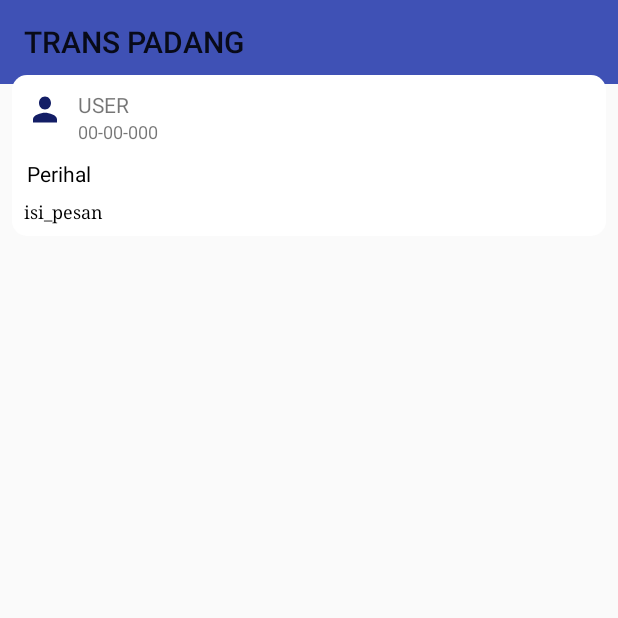
After one commit to dartikaanie/trackmonbusMobile, an Android app: the DetailPesanActivity screen opened directly, with no data from a screen before it, on a phone screen of 412 x 824 dp, the top half of it. The commit adds this screen. Run offline under Robolectric (Android 15) with nearby library versions, the phone set to English and light mode, and no system bars; Roboto replaces fonts that are not available here.

Commit message:
add detai pesan

```diff
--- a/app/src/main/AndroidManifest.xml
+++ b/app/src/main/AndroidManifest.xml
@@ -41,7 +41,8 @@
             android:label="@string/title_activity_pesan"
             android:theme="@style/AppTheme.NoActionBar" />
         <activity android:name=".BusActivity" />
-        <activity android:name=".HalteActivity"></activity>
+        <activity android:name=".HalteActivity" />
+        <activity android:name=".DetailPesanActivity"></activity>
     </application>
 
 </manifest>
--- /dev/null
+++ b/app/src/main/java/com/anie/dara/trackmonbus/DetailPesanActivity.java
@@ -0,0 +1,60 @@
+package com.anie.dara.trackmonbus;
+
+import android.content.Intent;
+import android.support.v7.app.AppCompatActivity;
+import android.os.Bundle;
+import android.support.v7.widget.Toolbar;
+import android.util.Log;
+import android.view.MenuItem;
+import android.widget.TextView;
+import android.widget.Toast;
+
+import com.anie.dara.trackmonbus.model.Pesan;
+import com.bumptech.glide.Glide;
+
+public class DetailPesanActivity extends AppCompatActivity {
+
+    TextView user,tgl, perihal,isi;
+    Pesan pesan;
+
+    @Override
+    protected void onCreate(Bundle savedInstanceState) {
+        super.onCreate(savedInstanceState);
+        setContentView(R.layout.activity_detail_pesan);
+
+        Toolbar toolbar = (Toolbar)findViewById(R.id.toolbar);
+        setSupportActionBar(toolbar);
+        getSupportActionBar().setTitle("TRANS PADANG");
+
+        user = findViewById(R.id.user);
+        tgl = findViewById(R.id.tgl);
+        perihal = findViewById(R.id.perihal);
+        isi = findViewById(R.id.isi_pesan);
+
+        Intent detailIntent = getIntent();
+        if(null != detailIntent) {
+            pesan = detailIntent.getParcelableExtra("key_foto_parcelable");
+        }
+
+        if(pesan != null) {
+                getSupportActionBar().setTitle(pesan.getPerihal());
+                user.setText(String.valueOf(pesan.getName()));
+                tgl.setText(pesan.getCreated_at());
+                perihal.setText(pesan.getPerihal());
+                isi.setText(pesan.getIsi_keluhan());
+            }else{
+                Toast.makeText(this, "no Data", Toast.LENGTH_SHORT).show();
+            }
+        }
+
+    @Override
+    public boolean onOptionsItemSelected(MenuItem item) {
+
+        switch (item.getItemId()) {
+            case android.R.id.home:
+                onBackPressed();
+                break;
+        }
+        return super.onOptionsItemSelected(item);
+    }
+}
--- a/app/src/main/java/com/anie/dara/trackmonbus/LoginActivity.java
+++ b/app/src/main/java/com/anie/dara/trackmonbus/LoginActivity.java
@@ -16,8 +16,7 @@ public class LoginActivity extends AppCompatActivity {
     @Override
     protected void onCreate(Bundle savedInstanceState) {
         super.onCreate(savedInstanceState);
-        setContentView(R.layout.activity_login);
-        getSupportActionBar().hide();
+        setContentView(R.layout.activity_login);;
 
         btn_daftar = findViewById(R.id.btn_daftar);
         btn_daftar.setOnClickListener( new View.OnClickListener(){
--- a/app/src/main/java/com/anie/dara/trackmonbus/adapter/pesanAdapter.java
+++ b/app/src/main/java/com/anie/dara/trackmonbus/adapter/pesanAdapter.java
@@ -49,6 +49,7 @@ public class pesanAdapter extends RecyclerView.Adapter<pesanAdapter.PesanHolder>
                 holder.isi_pesan.setText((String.valueOf(pesan.getIsi_keluhan())).substring(0,60) + "...");
             }
             holder.tgl.setText(String.valueOf(pesan.getCreated_at()));
+            holder.user.setText(String.valueOf(pesan.getName()));
         }
 
 
@@ -64,13 +65,14 @@ public class pesanAdapter extends RecyclerView.Adapter<pesanAdapter.PesanHolder>
 
     // Inner CLASS
     public class PesanHolder extends RecyclerView.ViewHolder{
-        TextView perihal, isi_pesan, tgl;
+        TextView perihal, isi_pesan, tgl, user;
 
         public PesanHolder(@NonNull View itemView){
             super(itemView);
             perihal = itemView.findViewById(R.id.perihal);
             isi_pesan = itemView.findViewById(R.id.isi_pesan);
             tgl = itemView.findViewById(R.id.tgl);
+            user = itemView.findViewById(R.id.user);
 
             itemView.setOnClickListener(new View.OnClickListener() {
                 @Override
--- a/app/src/main/java/com/anie/dara/trackmonbus/fragment/HomeFragment.java
+++ b/app/src/main/java/com/anie/dara/trackmonbus/fragment/HomeFragment.java
@@ -23,6 +23,7 @@ import android.widget.TextView;
 import android.widget.Toast;
 
 import com.anie.dara.trackmonbus.BusActivity;
+import com.anie.dara.trackmonbus.DetailPesanActivity;
 import com.anie.dara.trackmonbus.HalteActivity;
 import com.anie.dara.trackmonbus.MainActivity;
 import com.anie.dara.trackmonbus.PesanActivity;
@@ -114,7 +115,7 @@ public class HomeFragment extends Fragment implements pesanAdapter.OnItemClicked
 
         int orientasi = getResources().getConfiguration().orientation;
         if(orientasi == Configuration.ORIENTATION_PORTRAIT){
-            layoutManager = new LinearLayoutManager(getContext());
+            layoutManager = new LinearLayoutManager(getContext(), LinearLayoutManager.HORIZONTAL, false);
         }else{
             layoutManager = new GridLayoutManager(getContext(),2);
 
@@ -173,6 +174,9 @@ public class HomeFragment extends Fragment implements pesanAdapter.OnItemClicked
     @Override
     public void ItemClicked(Pesan pesan) {
         Toast.makeText(activity, "Item yang diklik adalah : " + pesan.getKeluhan_id(), Toast.LENGTH_SHORT).show();
+        Intent detailIntent = new Intent(activity, DetailPesanActivity.class);
+        detailIntent.putExtra("key_foto_parcelable", pesan);
+        startActivity(detailIntent);
     }
 
 
--- /dev/null
+++ b/app/src/main/res/layout/activity_detail_pesan.xml
@@ -0,0 +1,156 @@
+<?xml version="1.0" encoding="utf-8"?>
+<android.support.constraint.ConstraintLayout xmlns:android="http://schemas.android.com/apk/res/android"
+    xmlns:app="http://schemas.android.com/apk/res-auto"
+    xmlns:tools="http://schemas.android.com/tools"
+    android:layout_width="match_parent"
+    android:layout_height="match_parent"
+    tools:context=".DetailPesanActivity">
+
+
+    <include
+        layout="@layout/toolbar"
+        android:id="@+id/toolbar"
+        android:layout_width="match_parent"
+        android:layout_height="wrap_content"/>
+
+    <android.support.v7.widget.CardView
+        android:id="@+id/card_view"
+        android:layout_width="0dp"
+        android:layout_height="wrap_content"
+        android:layout_below="@+id/toolbar"
+        android:layout_marginEnd="8dp"
+        android:layout_marginStart="8dp"
+        android:layout_marginTop="50dp"
+        app:cardBackgroundColor="@color/cardview_light_background"
+        app:cardCornerRadius="10dp"
+        app:layout_constraintEnd_toEndOf="parent"
+        app:layout_constraintHorizontal_bias="0.0"
+        app:layout_constraintStart_toStartOf="parent"
+        app:layout_constraintTop_toTopOf="parent"
+        tools:ignore="MissingConstraints">
+
+        <LinearLayout
+            android:layout_width="match_parent"
+            android:layout_height="wrap_content"
+            android:layout_margin="0dp"
+            android:layout_marginBottom="0dp"
+            android:layout_marginLeft="0dp"
+            android:layout_marginRight="0dp"
+            android:layout_marginTop="0dp"
+            android:orientation="vertical">
+
+            <FrameLayout
+                android:layout_width="match_parent"
+                android:layout_height="wrap_content">
+
+                <LinearLayout
+                    android:layout_width="369dp"
+                    android:layout_height="match_parent"
+                    android:orientation="horizontal">
+
+                    <ImageView
+                        android:id="@+id/foto"
+                        android:layout_width="88dp"
+                        android:layout_height="match_parent"
+                        android:layout_weight="1"
+                        android:adjustViewBounds="true"
+                        android:padding="10dp"
+                        android:scaleType="fitXY"
+                        app:layout_constraintBottom_toTopOf="@+id/judul"
+                        app:layout_constraintRight_toRightOf="parent"
+                        app:layout_constraintStart_toStartOf="parent"
+                        app:layout_constraintTop_toTopOf="parent"
+                        app:srcCompat="@drawable/person_icon"
+                        tools:ignore="VectorDrawableCompat" />
+
+                    <LinearLayout
+                        android:layout_width="match_parent"
+                        android:layout_height="match_parent"
+                        android:layout_weight="1"
+                        android:orientation="vertical">
+
+                        <TextView
+                            android:id="@+id/user"
+                            android:layout_width="match_parent"
+                            android:layout_height="wrap_content"
+                            android:layout_marginTop="10dp"
+                            android:gravity="center_vertical"
+                            android:text="USER" />
+
+                        <TextView
+                            android:id="@+id/tgl"
+                            android:layout_width="match_parent"
+                            android:layout_height="wrap_content"
+                            android:layout_weight="1"
+                            android:text="00-00-000"
+                            android:textAlignment="viewStart"
+                            android:textSize="12sp" />
+                    </LinearLayout>
+
+                </LinearLayout>
+
+
+            </FrameLayout>
+
+            <TextView
+                android:id="@+id/perihal"
+                style="@style/TextContent.Small.White"
+                android:layout_width="match_parent"
+                android:layout_height="wrap_content"
+                android:layout_gravity="bottom"
+                android:layout_marginLeft="0dp"
+                android:layout_marginRight="0dp"
+                android:layout_marginTop="10dp"
+                android:layout_weight="1"
+                android:gravity="center_vertical"
+                android:paddingLeft="10dp"
+                android:text="@string/perihal"
+                android:textAppearance="@style/TextAppearance.AppCompat.Small"
+                android:textColor="@android:color/black"
+                android:textSize="14sp"
+                app:fontFamily="sans-serif" />
+
+            <TextView
+                android:id="@+id/isi_pesan"
+                style="@style/TextContent.Small.White"
+                android:layout_width="match_parent"
+                android:layout_height="wrap_content"
+                android:layout_gravity="bottom"
+                android:layout_marginLeft="0dp"
+                android:layout_marginRight="0dp"
+                android:drawablePadding="4dp"
+                android:gravity="top|left"
+                android:padding="8dp"
+                android:text="@string/isi_pesan"
+                android:textAlignment="viewStart"
+                android:textAppearance="@style/TextAppearance.AppCompat.Small"
+                android:textColor="@android:color/background_dark"
+                android:textSize="12sp"
+                app:fontFamily="serif"
+                tools:ignore="RtlCompat" />
+
+        </LinearLayout>
+
+    </android.support.v7.widget.CardView>
+
+    <ScrollView
+        android:layout_width="match_parent"
+        android:layout_height="405dp"
+        android:layout_marginBottom="8dp"
+        android:layout_marginEnd="8dp"
+        android:layout_marginStart="8dp"
+        android:layout_marginTop="8dp"
+        app:layout_constraintBottom_toBottomOf="parent"
+        app:layout_constraintEnd_toEndOf="parent"
+        app:layout_constraintStart_toStartOf="parent"
+        app:layout_constraintTop_toBottomOf="@+id/card_view">
+
+        <LinearLayout
+            android:layout_width="match_parent"
+            android:layout_height="wrap_content"
+            android:orientation="vertical">
+
+        </LinearLayout>
+    </ScrollView>
+
+</android.support.constraint.ConstraintLayout>
--- a/app/src/main/res/layout/toolbar.xml
+++ b/app/src/main/res/layout/toolbar.xml
@@ -1,5 +1,8 @@
 <android.support.v7.widget.Toolbar xmlns:android="http://schemas.android.com/apk/res/android"
     android:id="@+id/toolbar"
+    android:minHeight="?attr/actionBarSize"
+    android:background="@color/colorPrimary"
     android:layout_width="match_parent"
     android:layout_height="wrap_content"
-    android:background="@color/colorAccent" />
+    android:drawableLeft="@drawable/bus_icon"
+    />
--- a/app/src/main/res/values/styles.xml
+++ b/app/src/main/res/values/styles.xml
@@ -1,7 +1,7 @@
 <resources>
 
     <!-- Base application theme. -->
-    <style name="AppTheme" parent="Theme.AppCompat.Light.DarkActionBar">
+    <style name="AppTheme" parent="Theme.AppCompat.Light.NoActionBar">
         <!-- Customize your theme here. -->
         <item name="colorPrimary">@color/colorPrimary</item>
         <item name="colorPrimaryDark">@color/colorPrimaryDark</item>
```
Also changed, not shown: app/src/main/java/com/anie/dara/trackmonbus/HalteActivity.java (+11 -6 lines), app/src/main/java/com/anie/dara/trackmonbus/PesanActivity.java (+8 -2 lines), app/src/main/java/com/anie/dara/trackmonbus/adapter/HalteAdapter.java (+22 -0 lines), app/src/main/java/com/anie/dara/trackmonbus/model/Pesan.java (+59 -5 lines), app/src/main/res/layout/activity_pesan.xml (+3 -5 lines), app/src/main/res/layout/daftar_pesan.xml (+19 -4 lines), app/src/main/res/layout/fragment_home.xml (+4 -4 lines).
